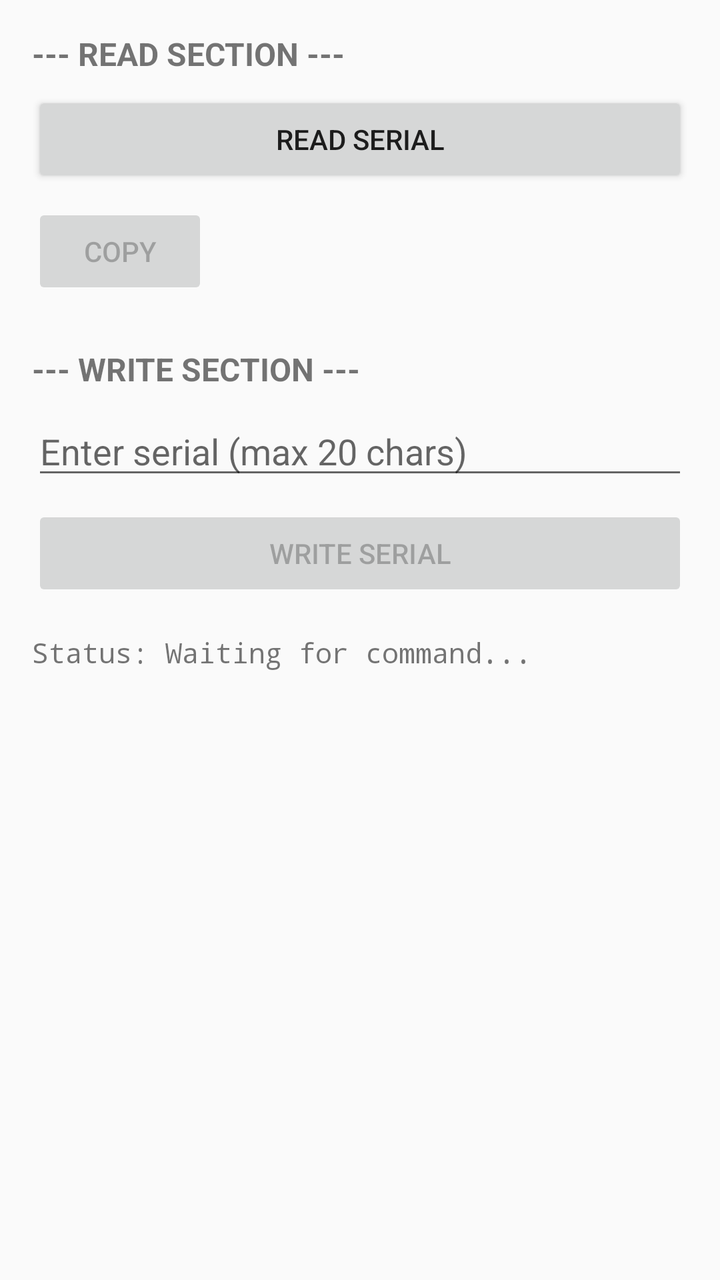
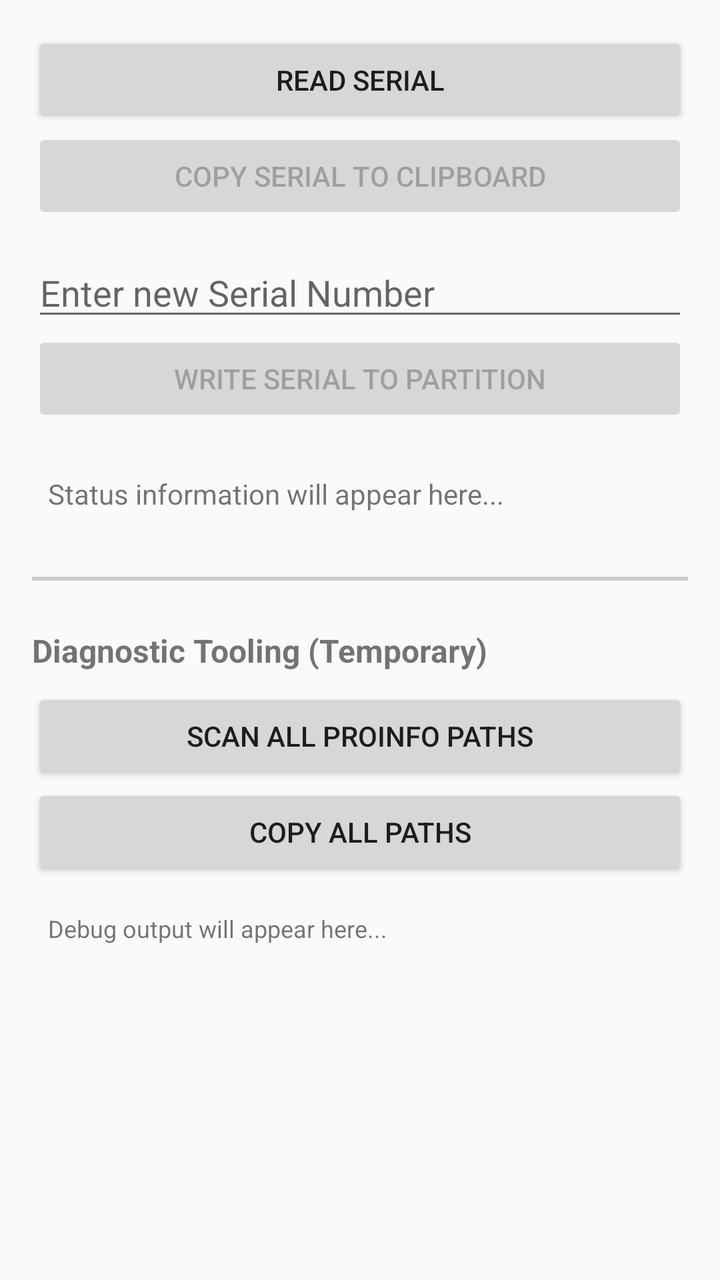

Screens rendered from an Android XML layout before and after an edit, with the pre-edit source and the edit as a unified diff.
<!-- AndroidManifest.xml: application theme Theme.AppCompat.Light -->
<!-- res/layout/activity_main.xml -->
<?xml version="1.0" encoding="utf-8"?>
<LinearLayout xmlns:android="http://schemas.android.com/apk/res/android"
    android:layout_width="match_parent"
    android:layout_height="match_parent"
    android:orientation="vertical"
    android:padding="16dp">

    
    <TextView
        android:layout_width="match_parent"
        android:layout_height="wrap_content"
        android:text="--- READ SECTION ---"
        android:textStyle="bold"
        android:textSize="16sp" />

    <Button
        android:id="@+id/btnRead"
        android:layout_width="match_parent"
        android:layout_height="wrap_content"
        android:text="READ Serial"
        android:layout_marginTop="8dp" />

    <Button
        android:id="@+id/btnCopy"
        android:layout_width="wrap_content"
        android:layout_height="wrap_content"
        android:text="COPY"
        android:enabled="false"
        android:layout_marginTop="8dp" />

    
    <TextView
        android:layout_width="match_parent"
        android:layout_height="wrap_content"
        android:text="--- WRITE SECTION ---"
        android:textStyle="bold"
        android:textSize="16sp"
        android:layout_marginTop="24dp" />

    <EditText
        android:id="@+id/etSerialInput"
        android:layout_width="match_parent"
        android:layout_height="wrap_content"
        android:hint="Enter serial (max 20 chars)"
        android:inputType="textNoSuggestions"
        android:maxLength="20"
        android:layout_marginTop="8dp" />

    <Button
        android:id="@+id/btnWrite"
        android:layout_width="match_parent"
        android:layout_height="wrap_content"
        android:text="WRITE Serial"
        android:enabled="false"
        android:layout_marginTop="8dp" />

    
    <ScrollView
        android:layout_width="match_parent"
        android:layout_height="match_parent"
        android:layout_marginTop="16dp">

        <TextView
            android:id="@+id/tvOutput"
            android:layout_width="match_parent"
            android:layout_height="wrap_content"
            android:text="Status: Waiting for command..."
            android:textSize="14sp"
            android:typeface="monospace" />
    </ScrollView>

</LinearLayout>
<!-- resources referenced by this layout -->
<resources>

</resources>

<!-- the commit's change to res/layout/activity_main.xml (unified diff, before → after) -->
@@ -1,72 +1,94 @@
 <?xml version="1.0" encoding="utf-8"?>
-<LinearLayout xmlns:android="http://schemas.android.com/apk/res/android"
+<ScrollView xmlns:android="http://schemas.android.com/apk/res/android"
     android:layout_width="match_parent"
     android:layout_height="match_parent"
-    android:orientation="vertical"
     android:padding="16dp">
 
-    
-    <TextView
+    <LinearLayout
         android:layout_width="match_parent"
         android:layout_height="wrap_content"
-        android:text="--- READ SECTION ---"
-        android:textStyle="bold"
-        android:textSize="16sp" />
+        android:orientation="vertical">
 
-    <Button
-        android:id="@+id/btnRead"
-        android:layout_width="match_parent"
-        android:layout_height="wrap_content"
-        android:text="READ Serial"
-        android:layout_marginTop="8dp" />
+        
+        <Button
+            android:id="@+id/btnRead"
+            android:layout_width="match_parent"
+            android:layout_height="wrap_content"
+            android:text="READ Serial" />
 
-    <Button
-        android:id="@+id/btnCopy"
-        android:layout_width="wrap_content"
-        android:layout_height="wrap_content"
-        android:text="COPY"
-        android:enabled="false"
-        android:layout_marginTop="8dp" />
+        
+        <Button
+            android:id="@+id/btnCopy"
+            android:layout_width="match_parent"
+            android:layout_height="wrap_content"
+            android:enabled="false"
+            android:text="Copy Serial to Clipboard" />
 
-    
-    <TextView
-        android:layout_width="match_parent"
-        android:layout_height="wrap_content"
-        android:text="--- WRITE SECTION ---"
-        android:textStyle="bold"
-        android:textSize="16sp"
-        android:layout_marginTop="24dp" />
+        
+        <EditText
+            android:id="@+id/etSerialInput"
+            android:layout_width="match_parent"
+            android:layout_height="wrap_content"
+            android:layout_marginTop="12dp"
+            android:hint="Enter new Serial Number"
+            android:inputType="textNoSuggestions"
+            android:maxLength="20" />
 
-    <EditText
-        android:id="@+id/etSerialInput"
-        android:layout_width="match_parent"
-        android:layout_height="wrap_content"
-        android:hint="Enter serial (max 20 chars)"
-        android:inputType="textNoSuggestions"
-        android:maxLength="20"
-        android:layout_marginTop="8dp" />
+        
+        <Button
+            android:id="@+id/btnWrite"
+            android:layout_width="match_parent"
+            android:layout_height="wrap_content"
+            android:enabled="false"
+            android:text="WRITE Serial to Partition" />
 
-    <Button
-        android:id="@+id/btnWrite"
-        android:layout_width="match_parent"
-        android:layout_height="wrap_content"
-        android:text="WRITE Serial"
-        android:enabled="false"
-        android:layout_marginTop="8dp" />
-
-    
-    <ScrollView
-        android:layout_width="match_parent"
-        android:layout_height="match_parent"
-        android:layout_marginTop="16dp">
-
+        
         <TextView
             android:id="@+id/tvOutput"
             android:layout_width="match_parent"
             android:layout_height="wrap_content"
-            android:text="Status: Waiting for command..."
-            android:textSize="14sp"
-            android:typeface="monospace" />
-    </ScrollView>
+            android:layout_marginTop="16dp"
+            android:padding="8dp"
+            android:text="Status information will appear here..."
+            android:textSize="14sp" />
 
-</LinearLayout>
+        
+        <View
+            android:layout_width="match_parent"
+            android:layout_height="2dp"
+            android:layout_marginTop="24dp"
+            android:layout_marginBottom="24dp"
+            android:background="#CCCCCC" />
+
+        
+        <TextView
+            android:layout_width="match_parent"
+            android:layout_height="wrap_content"
+            android:text="Diagnostic Tooling (Temporary)"
+            android:textSize="16sp"
+            android:textStyle="bold" />
+
+        <Button
+            android:id="@+id/btnScanAll"
+            android:layout_width="match_parent"
+            android:layout_height="wrap_content"
+            android:layout_marginTop="8dp"
+            android:text="SCAN ALL PROINFO PATHS" />
+
+        <Button
+            android:id="@+id/btnCopyDebug"
+            android:layout_width="match_parent"
+            android:layout_height="wrap_content"
+            android:text="COPY ALL PATHS" />
+
+        <TextView
+            android:id="@+id/tvDebugAllPaths"
+            android:layout_width="match_parent"
+            android:layout_height="wrap_content"
+            android:layout_marginTop="8dp"
+            android:padding="8dp"
+            android:text="Debug output will appear here..."
+            android:textSize="12sp" />
+
+    </LinearLayout>
+</ScrollView>
